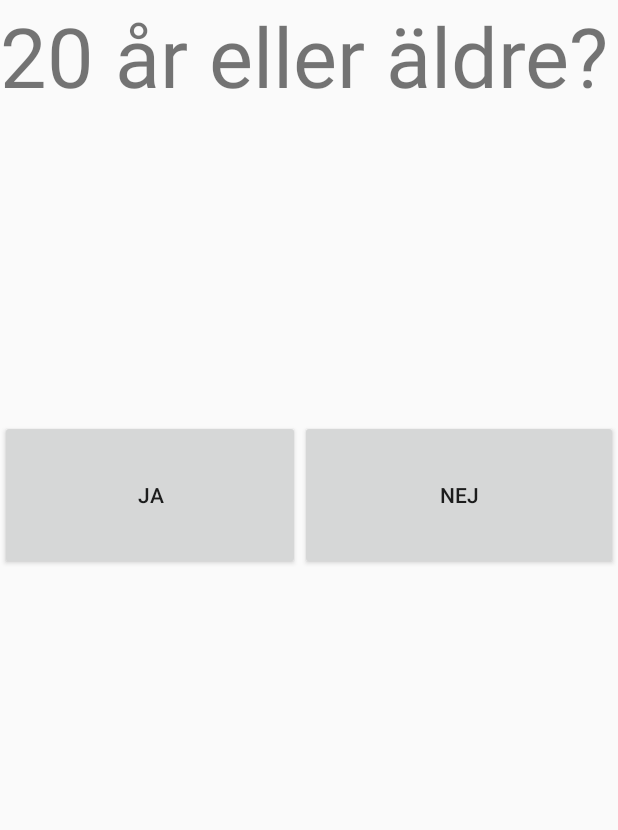
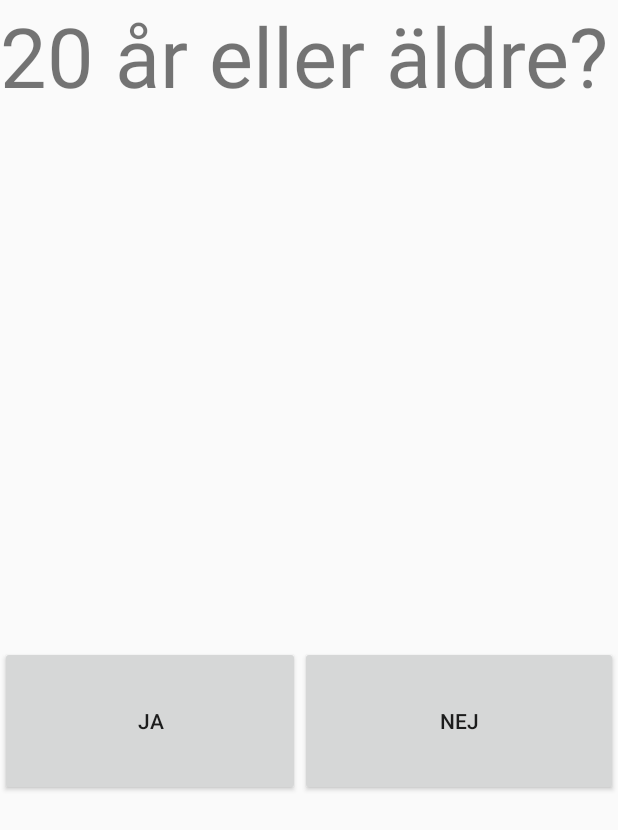
Before and after one commit to arvidkrafft/SystemetApp, an Android app: the layout activity_button.xml on its own in the app's theme, with its tools: preview values and no code run, on a phone screen of 412 x 824 dp. Shown: the top 830 px of the screen. Run offline under Robolectric (Android 15) with nearby library versions, the phone set to English and light mode, and no system bars.

Commit message:
Lite, lite till pillande med Knapp-funktionen

```diff
--- a/app/src/main/AndroidManifest.xml
+++ b/app/src/main/AndroidManifest.xml
@@ -24,6 +24,8 @@
                 <category android:name="android.intent.category.LAUNCHER" />
             </intent-filter>
         </activity>
+        <activity android:name=".ButtonActivity" />
+
     </application>
 
 </manifest>
--- a/app/src/main/java/com/example/systemetapp/MainActivity.java
+++ b/app/src/main/java/com/example/systemetapp/MainActivity.java
@@ -266,5 +266,9 @@ public class MainActivity extends AppCompatActivity {
     }
 
 
-
+    public void onButtonClick(View v){
+        Intent myIntent;
+        myIntent = new Intent(getBaseContext(),   ButtonActivity.class);
+        startActivity(myIntent);
+    }
 }
--- a/app/src/main/res/layout/activity_button.xml
+++ b/app/src/main/res/layout/activity_button.xml
@@ -19,7 +19,8 @@
         android:layout_alignParentStart="true"
         android:layout_alignParentBottom="true"
         android:layout_marginStart="0dp"
-        android:layout_marginBottom="444dp"
+        android:layout_marginBottom="293dp"
+        android:onClick="onButtonClick"
         android:text="@string/ja" />
 
 
@@ -30,5 +31,6 @@
         android:id="@+id/rate"
         android:layout_alignTop="@+id/suggest"
         android:layout_toEndOf="@+id/suggest"
-        android:layout_alignParentEnd="true" />
+        android:layout_alignParentEnd="true"
+        />
 </RelativeLayout>
```
